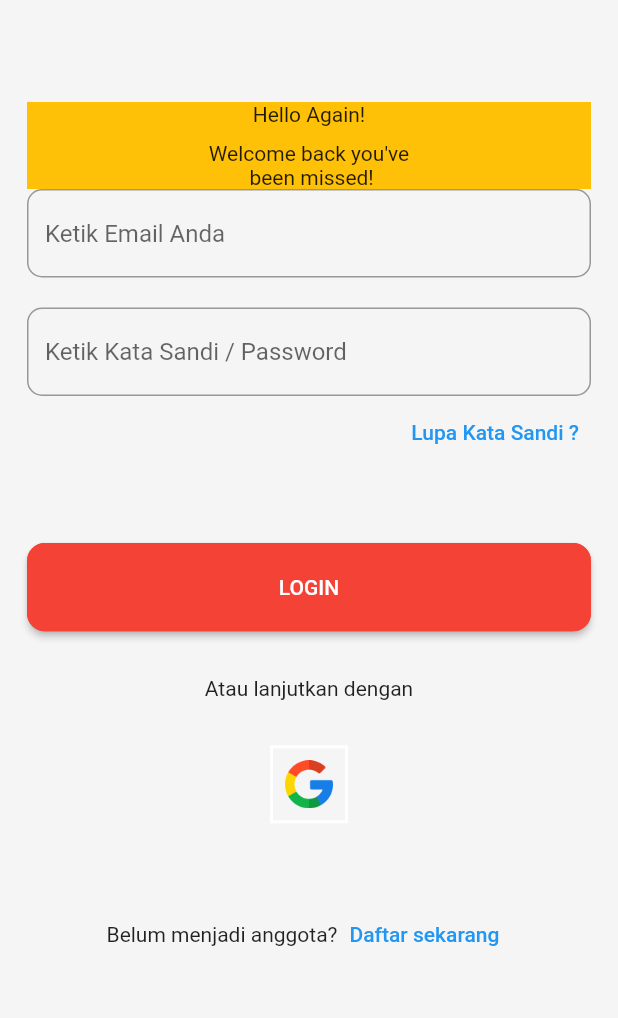
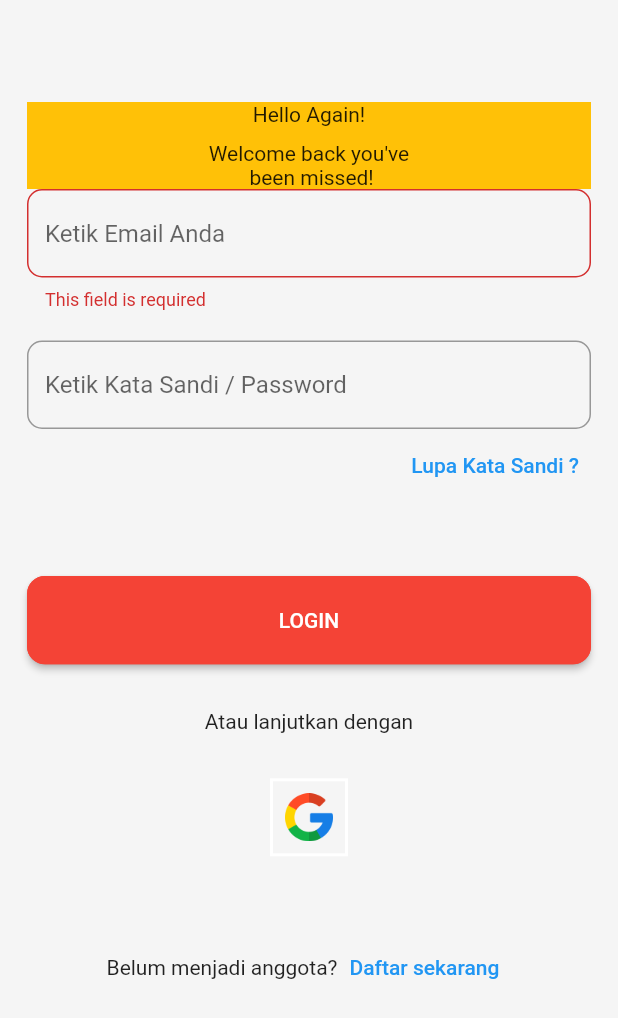
Before and after one commit to indratdev/POSApplication, a Flutter app: the LoginScreen screen opened by its route, after a tap on "LOGIN", on a phone screen of 412 x 824 dp. Shown: the top 1018 px of the screen. Run offline on Flutter 3.47's test engine with Material 2 defaults, Android fonts, the phone set to English and light mode, and no system bars; our stand-ins replace dartz, equatable, firebase_auth, firebase_core, flutter_bloc; accounts and stored records are empty.

Commit message:
penambahan logic login

```diff
--- a/lib/module/auth/bloc/auth_event.dart
+++ b/lib/module/auth/bloc/auth_event.dart
@@ -26,3 +26,13 @@ class ForgotPasswordEvent extends AuthEvent {
     required this.email,
   });
 }
+
+class LoginUserEvent extends AuthEvent {
+  String email;
+  String password;
+
+  LoginUserEvent({
+    required this.email,
+    required this.password,
+  });
+}
--- a/lib/module/auth/bloc/auth_state.dart
+++ b/lib/module/auth/bloc/auth_state.dart
@@ -59,3 +59,22 @@ class SuccessForgotPassword extends AuthState {
   List<Object> get props => [result];
 }
 // forgot password end
+
+// login
+class LoadingLoginUser extends AuthState {}
+
+class FailureLoginUser extends FailureState {
+  FailureLoginUser({required super.messageError});
+}
+
+class SuccessLoginUser extends AuthState {
+  SignInSignUpResult result;
+
+  SuccessLoginUser({
+    required this.result,
+  });
+
+  @override
+  List<Object> get props => [result];
+}
+// login end
--- a/lib/module/auth/login/forgot_password_screen.dart
+++ b/lib/module/auth/forgot_password/forgot_password_screen.dart
@@ -1,3 +1,4 @@
+
 import 'package:flutter/material.dart';
 import 'package:flutter_bloc/flutter_bloc.dart';
 import 'package:posapplication/module/auth/bloc/auth_bloc.dart';
--- a/lib/module/auth/login/login_screen.dart
+++ b/lib/module/auth/login/login_screen.dart
@@ -1,8 +1,12 @@
 import 'package:flutter/material.dart';
+import 'package:flutter_bloc/flutter_bloc.dart';
+import 'package:posapplication/module/auth/bloc/auth_bloc.dart';
 
 import 'package:posapplication/shared/constants/constatns.dart';
+import 'package:posapplication/shared/utils/validator/validator.dart';
 
 import '../../../shared/routes/app_routes.dart';
+import '../../../shared/widgets/custom_widgets.dart';
 
 class LoginScreen extends StatefulWidget {
   const LoginScreen({super.key});
@@ -12,14 +16,43 @@ class LoginScreen extends StatefulWidget {
 }
 
 class _LoginScreenState extends State<LoginScreen> {
+  final _formKey = GlobalKey<FormState>();
+  TextEditingController emailController = TextEditingController();
+  TextEditingController passwordController = TextEditingController();
+
   @override
   Widget build(BuildContext context) {
     return Scaffold(
       backgroundColor: Colors.grey.shade100,
       body: SafeArea(
-        child: SingleChildScrollView(
+        child: BlocConsumer<AuthBloc, AuthState>(
+          listener: (context, state) {
+            if (state is SuccessLoginUser) {
+              Navigator.pop(context);
+              // CustomWidgets.showMessageAlertWithF(
+              //     context,
+              //     state.result,
+              //     true,
+              //     () => Navigator.pushNamedAndRemoveUntil(
+              //         context, AppRoutes.first, (route) => false));
+            }
+
+            if (state is FailureLoginUser) {
+              Navigator.pop(context);
+              CustomWidgets.showMessageAlertBasic(
+                  context, state.messageError, false);
+            }
+
+            if (state is LoadingLoginUser) {
+              CustomWidgets.showLoadingWidgetContainer(context);
+            }
+          },
+          builder: (context, state) {
+            return SingleChildScrollView(
               child: Padding(
                 padding: const EdgeInsets.all(18),
+                child: Form(
+                  key: _formKey,
                   child: Column(
                     children: <Widget>[
                       Container(
@@ -27,7 +60,7 @@ class _LoginScreenState extends State<LoginScreen> {
                         color: Colors.amber,
                         alignment: Alignment.center,
                         child: Column(
-                    children: <Widget>[
+                          children: const <Widget>[
                             Text("Hello Again!"),
                             SizedBox(height: 10),
                             Text(
@@ -37,7 +70,9 @@ class _LoginScreenState extends State<LoginScreen> {
                           ],
                         ),
                       ),
-                TextField(
+                      TextFormField(
+                        controller: emailController,
+                        validator: (value) => Validator.emailValidator(value),
                         decoration: InputDecoration(
                           hintText: "Ketik Email Anda",
                           border: OutlineInputBorder(
@@ -46,8 +81,11 @@ class _LoginScreenState extends State<LoginScreen> {
                           fillColor: Colors.white70,
                         ),
                       ),
-                SizedBox(height: 20),
-                TextField(
+                      const SizedBox(height: 20),
+                      TextFormField(
+                        controller: passwordController,
+                        validator: (value) => Validator.rule(value),
+                        obscureText: true,
                         decoration: InputDecoration(
                           hintText: "Ketik Kata Sandi / Password",
                           border: OutlineInputBorder(
@@ -59,26 +97,35 @@ class _LoginScreenState extends State<LoginScreen> {
                       Align(
                         alignment: Alignment.centerRight,
                         child: TextButton(
-                    onPressed: () =>
-                        Navigator.pushNamed(context, AppRoutes.forgotPassword),
+                          onPressed: () => Navigator.pushNamed(
+                              context, AppRoutes.forgotPassword),
                           child: const Text("Lupa Kata Sandi ?"),
                         ),
                       ),
-                SizedBox(height: 50),
+                      const SizedBox(height: 50),
                       SizedBox(
                         height: MediaQuery.of(context).size.width / 7,
                         width: double.infinity,
                         child: ElevatedButton(
-                      onPressed: () {},
-                      child: Text("LOGIN"),
                           style: ButtonStyle(
                               backgroundColor:
                                   MaterialStateProperty.all(Colors.red),
-                          shape:
-                              MaterialStateProperty.all<RoundedRectangleBorder>(
+                              shape: MaterialStateProperty.all<
+                                      RoundedRectangleBorder>(
                                   RoundedRectangleBorder(
                                       borderRadius: BorderRadius.circular(12),
-                                      side: BorderSide(color: Colors.red))))),
+                                      side: const BorderSide(
+                                          color: Colors.red)))),
+                          child: const Text("LOGIN"),
+                          onPressed: () {
+                            if (_formKey.currentState!.validate()) {
+                              BlocProvider.of<AuthBloc>(context).add(
+                                  LoginUserEvent(
+                                      email: emailController.text,
+                                      password: passwordController.text));
+                            }
+                          },
+                        ),
                       ),
                       const Padding(
                         padding: EdgeInsets.only(top: 30),
@@ -103,7 +150,8 @@ class _LoginScreenState extends State<LoginScreen> {
                           Text("Belum menjadi anggota?"),
                           TextButton(
                               onPressed: () {
-                          Navigator.pushNamed(context, AppRoutes.register);
+                                Navigator.pushNamed(
+                                    context, AppRoutes.register);
                               },
                               child: Text("Daftar sekarang")),
                         ],
@@ -112,6 +160,9 @@ class _LoginScreenState extends State<LoginScreen> {
                   ),
                 ),
               ),
+            );
+          },
+        ),
       ),
     );
   }
--- a/lib/module/auth/register/register_screen.dart
+++ b/lib/module/auth/register/register_screen.dart
@@ -46,9 +46,6 @@ class _RegisterScreenState extends State<RegisterScreen> {
               }
             },
             builder: (context, state) {
-              // if (state is LoadingRegisterResto) {
-              //   return CustomWidgets.showLoadingWidgetContainer(context);
-              // }
               return Padding(
                 padding: const EdgeInsets.all(18),
                 child: Column(
--- a/lib/service/auth_service/auth_service.dart
+++ b/lib/service/auth_service/auth_service.dart
@@ -17,40 +17,7 @@ class AuthService {
   static bool get isCashier => role == "Cashier";
   static bool get isChef => role == "Chef";
 
-  // Future<Either<String, SignInSignUpResult>> registerUser2(
-  //     String email, String password, String role) async {
-  //   // User? result;
-  //   // String message = "";
-
-  //   try {
-  //     UserCredential userCredential =
-  //         await FirebaseAuth.instance.createUserWithEmailAndPassword(
-  //       email: email,
-  //       password: password,
-  //     );
-  //     // The user has been created successfully
-  //     var result = userCredential.user;
-
-  //     print(">>> ${result}");
-  //     return right(SignInSignUpResult(user: result));
-  //   } on FirebaseAuthException catch (e) {
-  //     // Handle any errors that occur during the user creation process
-  //     if (e.code == 'weak-password') {
-  //       message = "The password provided is too weak.";
-  //       return left(message);
-  //     } else if (e.code == 'email-already-in-use') {
-  //       message = "The account already exists for that email.";
-  //       return left(message);
-  //     }
-  //   } catch (e) {
-  //     message = e.toString();
-  //     return left(message);
-  //   }
-  //   // return right(SignInSignUpResult(user: result));
-
-  //   // return SignInSignUpResult(user: result, message: message);
-  // }
-
+  // register user
   Future<Either<Failure, SignInSignUpResult>> registerUser(
       String email, String password, String role) async {
     try {
@@ -78,6 +45,23 @@ class AuthService {
     }
   }
 
+  // sign in
+  static Future<Either<String, SignInSignUpResult>> signInWithEmail({
+    required String email,
+    required String pass,
+  }) async {
+    try {
+      UserCredential result =
+          await _auth.signInWithEmailAndPassword(email: email, password: pass);
+      // return SignInSignUpResult(user: result.user);
+      return Right(SignInSignUpResult(user: result.user));
+    } on FirebaseAuthException catch (e) {
+      // return SignInSignUpResult(message: e.toString());
+      var err = AuthExceptionHandler.handleAuthException(e);
+      return Left((AuthExceptionHandler.generateErrorMessage(err)));
+    }
+  }
+
   // reset password
   static Future<Either<String, AuthStatus>> forgotPassword(
       {required String email}) async {
@@ -96,39 +80,6 @@ class AuthService {
 
     return myEither;
   }
-  // static Future<String, AuthStatus> forgotPassword(
-  //     {required String email}) async {
-  // try {
-  //   await _auth.sendPasswordResetEmail(email: email).then((value) {
-  //     return Right(AuthStatus.successful);
-  //   }).catchError((e) {
-  //     return Left(AuthExceptionHandler.handleAuthException(e));
-  //   });
-  // } on FirebaseAuthException catch (e) {
-  //   return Left(AuthExceptionHandler.generateErrorMessage(e));
-  // }
-
-  // static Future<Either<Failure, AuthStatus>> forgotPassword(
-  //     {required String email}) async {
-  //   // late AuthStatus status;
-
-  //   await _auth
-  //       .sendPasswordResetEmail(email: email)
-  //       // .then((value) => status = AuthStatus.successful)
-  //       .then((value) {
-  //     return const Right(AuthStatus.successful);
-  //   })
-  //       // .catchError((e) => status = AuthExceptionHandler.handleAuthException(e));
-  //       .catchError(
-  //     (e) {
-  //       return Left(AuthExceptionHandler.handleAuthException(e));
-  //     },
-  //   );
-
-  //   // print(">>> status : $status");
-
-  //   // return status;
-  // }
 
   // log out
   static void signOut() {
--- a/lib/shared/routes/app_routes.dart
+++ b/lib/shared/routes/app_routes.dart
@@ -1,6 +1,6 @@
 import 'package:flutter/widgets.dart';
 import 'package:posapplication/module/auth/cover/coverauth_screen.dart';
-import 'package:posapplication/module/auth/login/forgot_password_screen.dart';
+import 'package:posapplication/module/auth/forgot_password/forgot_password_screen.dart';
 import 'package:posapplication/module/auth/login/login_screen.dart';
 import 'package:posapplication/module/auth/register/register_Screen.dart';
 
--- a/lib/shared/utils/validator/validator.dart
+++ b/lib/shared/utils/validator/validator.dart
@@ -1,4 +1,15 @@
 class Validator {
+  // basic
+  static String? rule(
+    String? value, {
+    bool required = false,
+  }) {
+    if (required && value!.isEmpty) {
+      return "This field is required";
+    }
+    return null;
+  }
+
   // check password & repassword is equals
   static bool isPasswordEquals(String password, String rePassword) {
     return (password == rePassword) ? true : false;
```
Also changed, not shown: lib/module/auth/bloc/auth_bloc.dart (+17 -2 lines). Lines whose indentation alone changed are shown as unchanged.
